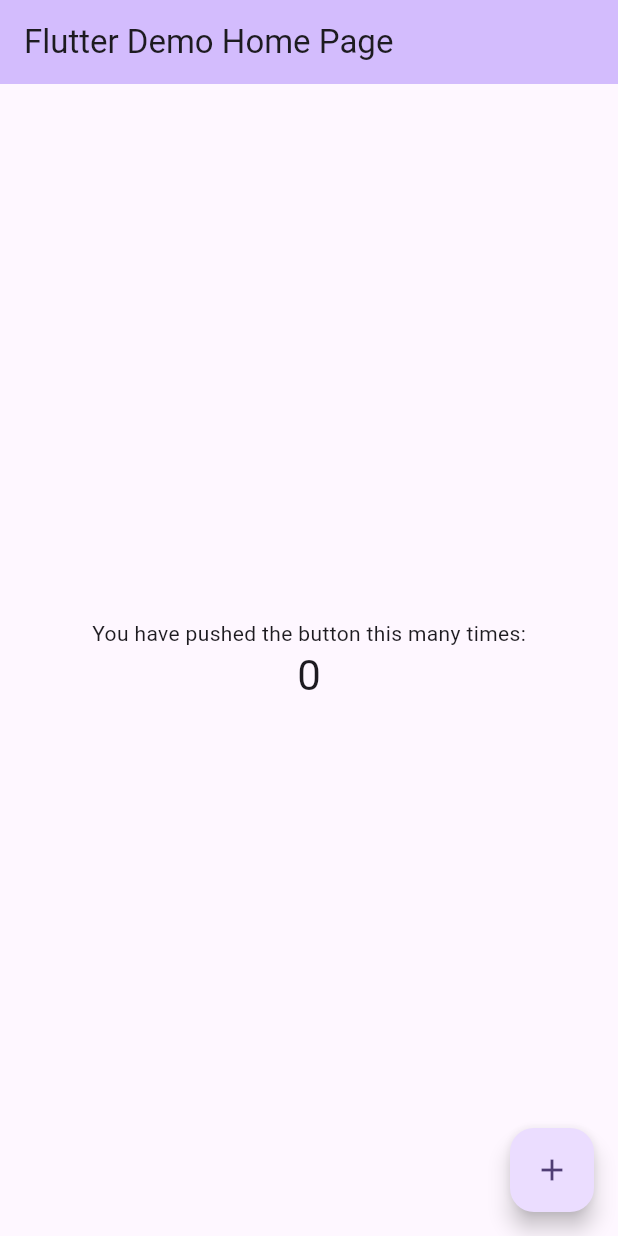
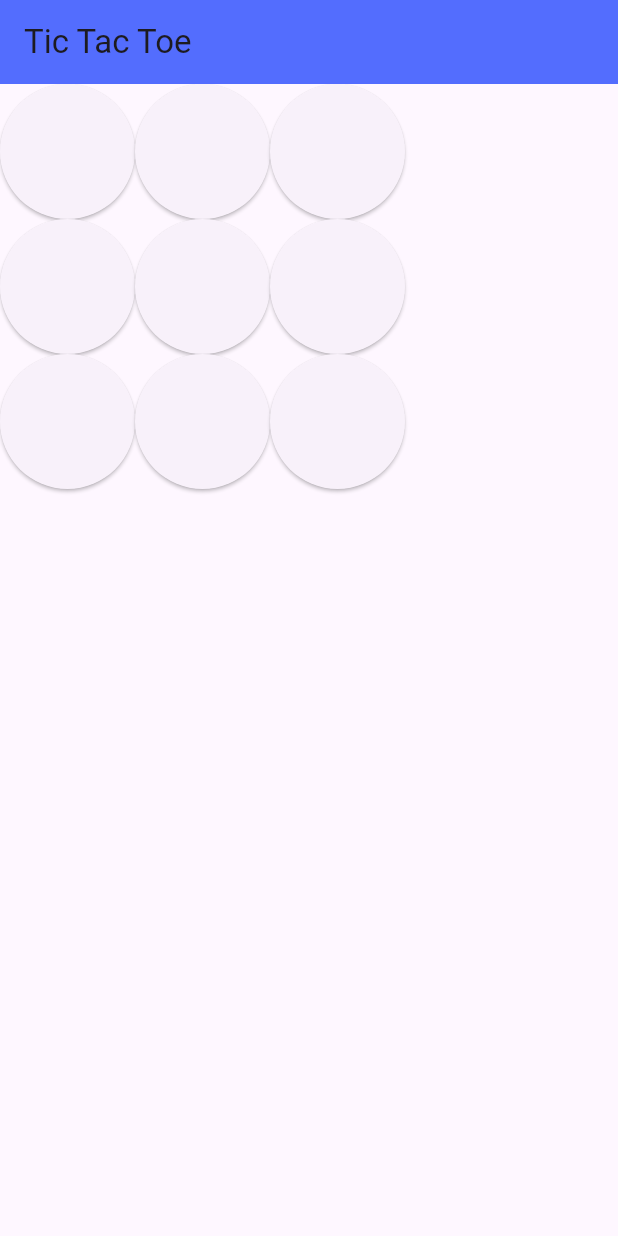
Before and after one commit to SilverDragonOfR/pp, a Flutter app: the screen it shows after launch, on a phone screen of 412 x 824 dp. Run offline on Flutter 3.47's test engine with Material 2 defaults, Android fonts, the phone set to English and light mode, and no system bars.

Commit message:
Commit 6:42

```diff
--- a/lib/main.dart
+++ b/lib/main.dart
@@ -1,4 +1,5 @@
 import 'package:flutter/material.dart';
+import 'package:pp/screen/home.dart';
 
 void main() {
   runApp(const MyApp());
@@ -7,119 +8,16 @@ void main() {
 class MyApp extends StatelessWidget {
   const MyApp({super.key});
 
-  // This widget is the root of your application.
   @override
   Widget build(BuildContext context) {
     return MaterialApp(
       title: 'Flutter Demo',
       theme: ThemeData(
-        // This is the theme of your application.
-        //
-        // TRY THIS: Try running your application with "flutter run". You'll see
-        // the application has a blue toolbar. Then, without quitting the app,
-        // try changing the seedColor in the colorScheme below to Colors.green
-        // and then invoke "hot reload" (save your changes or press the "hot
-        // reload" button in a Flutter-supported IDE, or press "r" if you used
-        // the command line to start the app).
-        //
-        // Notice that the counter didn't reset back to zero; the application
-        // state is not lost during the reload. To reset the state, use hot
-        // restart instead.
-        //
-        // This works for code too, not just values: Most code changes can be
-        // tested with just a hot reload.
         colorScheme: ColorScheme.fromSeed(seedColor: Colors.deepPurple),
         useMaterial3: true,
       ),
-      home: const MyHomePage(title: 'Flutter Demo Home Page'),
+      debugShowCheckedModeBanner: false,
+      home: Home()
     );
   }
 }
-
-class MyHomePage extends StatefulWidget {
-  const MyHomePage({super.key, required this.title});
-
-  // This widget is the home page of your application. It is stateful, meaning
-  // that it has a State object (defined below) that contains fields that affect
-  // how it looks.
-
-  // This class is the configuration for the state. It holds the values (in this
-  // case the title) provided by the parent (in this case the App widget) and
-  // used by the build method of the State. Fields in a Widget subclass are
-  // always marked "final".
-
-  final String title;
-
-  @override
-  State<MyHomePage> createState() => _MyHomePageState();
-}
-
-class _MyHomePageState extends State<MyHomePage> {
-  int _counter = 0;
-
-  void _incrementCounter() {
-    setState(() {
-      // This call to setState tells the Flutter framework that something has
-      // changed in this State, which causes it to rerun the build method below
-      // so that the display can reflect the updated values. If we changed
-      // _counter without calling setState(), then the build method would not be
-      // called again, and so nothing would appear to happen.
-      _counter++;
-    });
-  }
-
-  @override
-  Widget build(BuildContext context) {
-    // This method is rerun every time setState is called, for instance as done
-    // by the _incrementCounter method above.
-    //
-    // The Flutter framework has been optimized to make rerunning build methods
-    // fast, so that you can just rebuild anything that needs updating rather
-    // than having to individually change instances of widgets.
-    return Scaffold(
-      appBar: AppBar(
-        // TRY THIS: Try changing the color here to a specific color (to
-        // Colors.amber, perhaps?) and trigger a hot reload to see the AppBar
-        // change color while the other colors stay the same.
-        backgroundColor: Theme.of(context).colorScheme.inversePrimary,
-        // Here we take the value from the MyHomePage object that was created by
-        // the App.build method, and use it to set our appbar title.
-        title: Text(widget.title),
-      ),
-      body: Center(
-        // Center is a layout widget. It takes a single child and positions it
-        // in the middle of the parent.
-        child: Column(
-          // Column is also a layout widget. It takes a list of children and
-          // arranges them vertically. By default, it sizes itself to fit its
-          // children horizontally, and tries to be as tall as its parent.
-          //
-          // Column has various properties to control how it sizes itself and
-          // how it positions its children. Here we use mainAxisAlignment to
-          // center the children vertically; the main axis here is the vertical
-          // axis because Columns are vertical (the cross axis would be
-          // horizontal).
-          //
-          // TRY THIS: Invoke "debug painting" (choose the "Toggle Debug Paint"
-          // action in the IDE, or press "p" in the console), to see the
-          // wireframe for each widget.
-          mainAxisAlignment: MainAxisAlignment.center,
-          children: <Widget>[
-            const Text(
-              'You have pushed the button this many times:',
-            ),
-            Text(
-              '$_counter',
-              style: Theme.of(context).textTheme.headlineMedium,
-            ),
-          ],
-        ),
-      ),
-      floatingActionButton: FloatingActionButton(
-        onPressed: _incrementCounter,
-        tooltip: 'Increment',
-        child: const Icon(Icons.add),
-      ), // This trailing comma makes auto-formatting nicer for build methods.
-    );
-  }
-}
--- a/lib/screen/home.dart
+++ b/lib/screen/home.dart
@@ -0,0 +1,126 @@
+import 'package:flutter/material.dart';
+class Home extends StatefulWidget {
+  const Home({super.key});
+
+  @override
+  State<Home> createState() => _HomeState();
+}
+
+class _HomeState extends State<Home> {
+
+  String a1 = "";
+  String a2 = "";
+  String a3 = "";
+  String b1 = "";
+  String b2 = "";
+  String b3 = "";
+  String c1 = "";
+  String c2 = "";
+  String c3 = "";
+
+  double s = 90;
+
+  String turn = "o";
+
+  @override
+  Widget build(BuildContext context) {
+    return Scaffold(
+      appBar: AppBar(
+        title: Text("Tic Tac Toe"),
+        backgroundColor: Colors.indigoAccent,
+      ),
+      body: Center(
+        child: Container(
+            child: Row(
+              children: [
+                Column(
+                  children: [
+                    SizedBox(
+                      width: s, height: s,
+                      child: ElevatedButton(
+                        child: Text(a1),
+                        onPressed: (){
+                          if(a1==""){
+                            if(turn=="x"){
+                              a1="o"
+                            }
+                            else{
+
+                            }
+                          }
+                        },
+                      ),
+                    ),
+                    SizedBox(
+                      width: s, height: s,
+                      child: ElevatedButton(
+                        child: Text(a1),
+                        onPressed: (){},
+                      ),
+                    ),
+                    SizedBox(
+                      width: s, height: s,
+                      child: ElevatedButton(
+                        child: Text(a1),
+                        onPressed: (){},
+                      ),
+                    ),
+                  ],
+                ),
+                Column(
+                  children: [
+                    SizedBox(
+                      width: s, height: s,
+                      child: ElevatedButton(
+                        child: Text(a1),
+                        onPressed: (){},
+                      ),
+                    ),
+                    SizedBox(
+                      width: s, height: s,
+                      child: ElevatedButton(
+                        child: Text(a1),
+                        onPressed: (){},
+                      ),
+                    ),
+                    SizedBox(
+                      width: s, height: s,
+                      child: ElevatedButton(
+                        child: Text(a1),
+                        onPressed: (){},
+                      ),
+                    ),
+                  ],
+                ),
+                Column(
+                  children: [
+                    SizedBox(
+                      width: s, height: s,
+                      child: ElevatedButton(
+                        child: Text(a1),
+                        onPressed: (){},
+                      ),
+                    ),
+                    SizedBox(
+                      width: s, height: s,
+                      child: ElevatedButton(
+                        child: Text(a1),
+                        onPressed: (){},
+                      ),
+                    ),
+                    SizedBox(
+                      width: s, height: s,
+                      child: ElevatedButton(
+                        child: Text(a1),
+                        onPressed: (){},
+                      ),
+                    ),
+                  ],
+                )
+              ],
+            )
+          ),
+      )
+    );
+  }
+}
```
